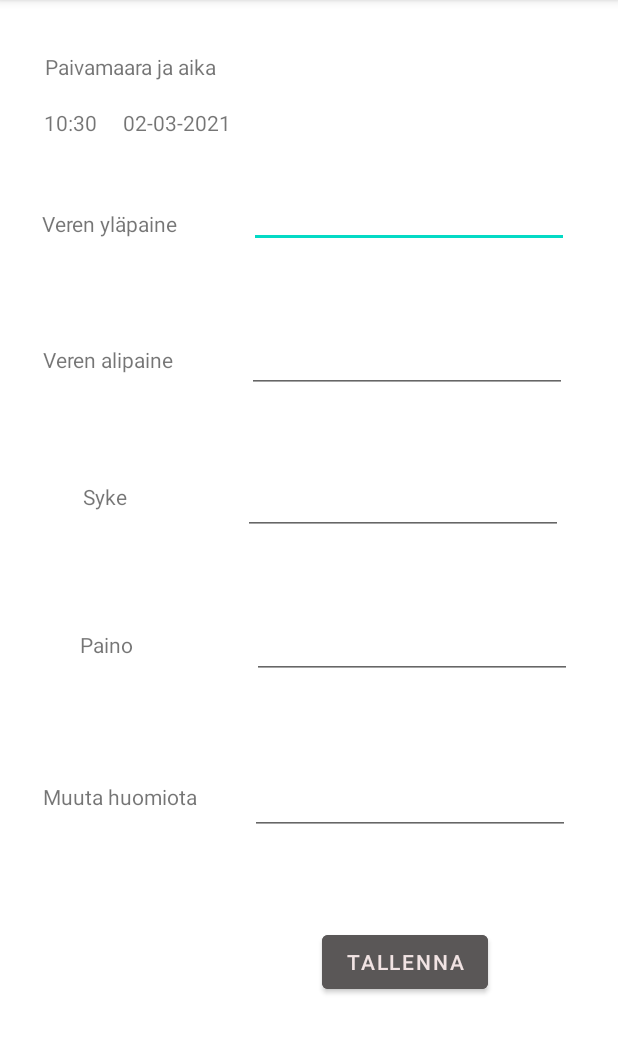
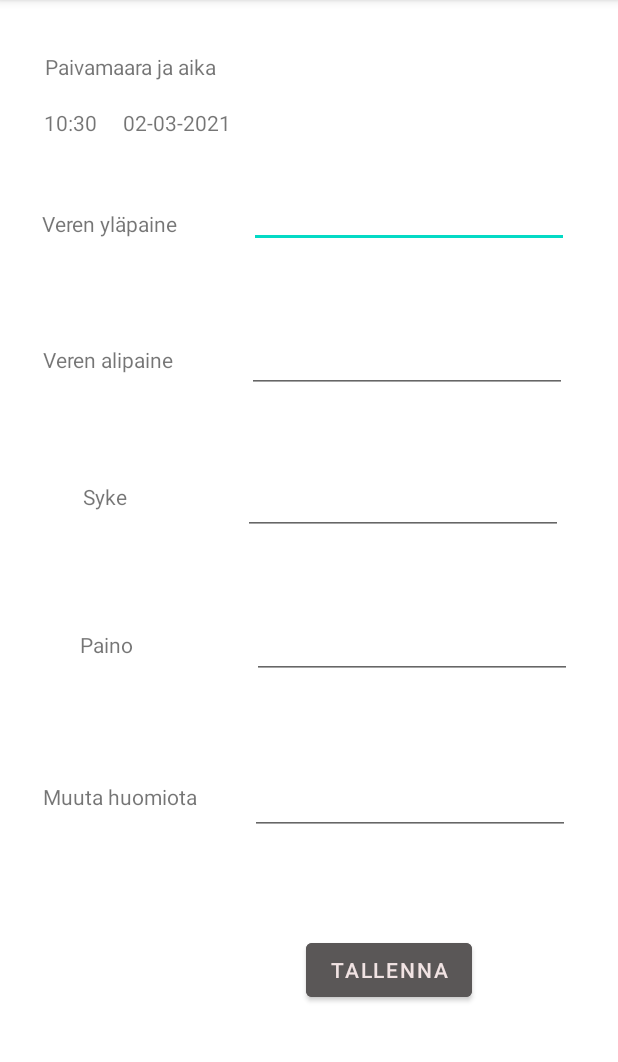
Before and after one commit to K-K9/Android_Project_160221, an Android app: the MittausTulokset screen opened directly, with no data from a screen before it, on a phone screen of 412 x 824 dp, the part 84-1146 px from its top. Run offline under Robolectric (Android 15) with nearby library versions, the phone set to English and light mode, and no system bars.

```diff
--- a/app/src/main/res/layout/activity_mittaus_tulokset.xml
+++ b/app/src/main/res/layout/activity_mittaus_tulokset.xml
@@ -180,10 +180,10 @@
         android:textColorLink="#050404"
         app:layout_constraintBottom_toBottomOf="parent"
         app:layout_constraintEnd_toEndOf="parent"
-        app:layout_constraintHorizontal_bias="0.713"
+        app:layout_constraintHorizontal_bias="0.676"
         app:layout_constraintStart_toStartOf="parent"
         app:layout_constraintTop_toTopOf="parent"
-        app:layout_constraintVertical_bias="0.857"
+        app:layout_constraintVertical_bias="0.865"
         app:rippleColor="#0C0C0C"
         app:strokeColor="#1C1C1C" />
 
```
